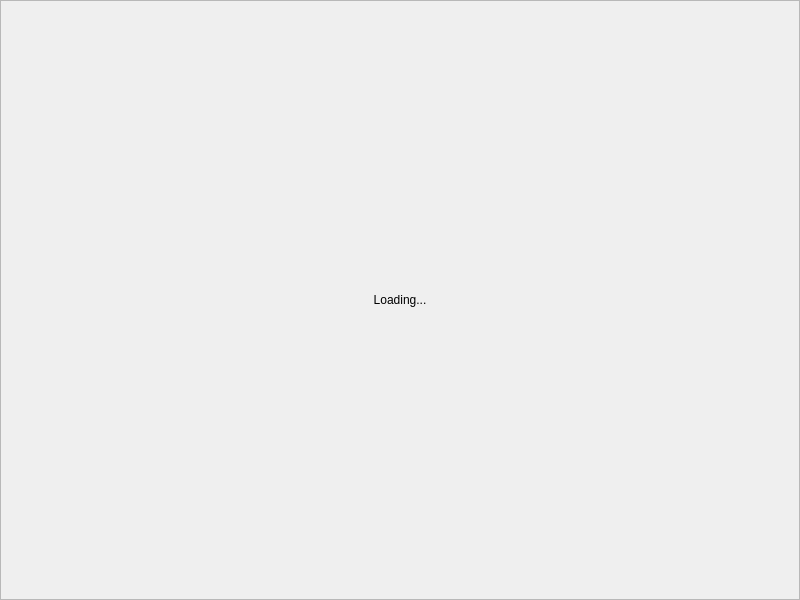
Qt form imagewindow.ui (pjrinaldi/wombatforensics) before a commit.
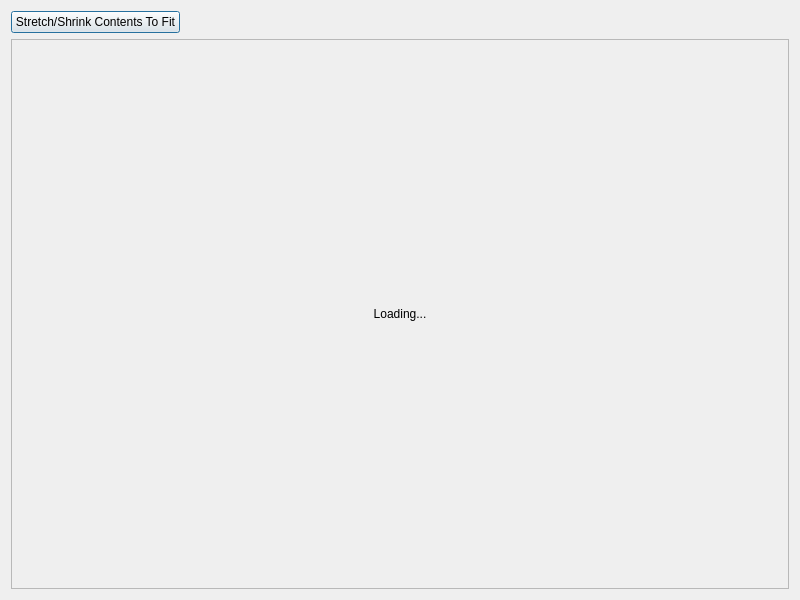
The same form after that commit.

Commit message: working on stretch/shrink contents to fit.

```diff
--- a/imagewindow.ui
+++ b/imagewindow.ui
@@ -13,22 +13,37 @@
   <property name="windowTitle">
    <string>View Image</string>
   </property>
+  <layout class="QVBoxLayout" name="verticalLayout">
+   <item>
   <layout class="QHBoxLayout" name="horizontalLayout">
-   <property name="spacing">
-    <number>0</number>
-   </property>
-   <property name="leftMargin">
-    <number>0</number>
-   </property>
-   <property name="topMargin">
-    <number>0</number>
-   </property>
-   <property name="rightMargin">
-    <number>0</number>
-   </property>
-   <property name="bottomMargin">
-    <number>0</number>
-   </property>
+     <item>
+      <widget class="QPushButton" name="pushButton">
+       <property name="text">
+        <string>Stretch/Shrink Contents To Fit</string>
+       </property>
+       <property name="checkable">
+        <bool>true</bool>
+       </property>
+       <property name="checked">
+        <bool>false</bool>
+       </property>
+      </widget>
+     </item>
+     <item>
+      <spacer name="horizontalSpacer">
+       <property name="orientation">
+        <enum>Qt::Horizontal</enum>
+       </property>
+       <property name="sizeHint" stdset="0">
+        <size>
+         <width>40</width>
+         <height>20</height>
+        </size>
+       </property>
+      </spacer>
+     </item>
+    </layout>
+   </item>
    <item>
     <widget class="QScrollArea" name="scrollArea">
      <property name="widgetResizable">
@@ -39,8 +54,8 @@
        <rect>
         <x>0</x>
         <y>0</y>
-        <width>798</width>
-        <height>598</height>
+        <width>780</width>
+        <height>546</height>
        </rect>
       </property>
       <layout class="QHBoxLayout" name="horizontalLayout_2">
```
Left out of the diff: 3 changed lines with no effect on the pictures. Lines whose indentation alone changed are shown as unchanged. The commit also changes 4 other files.
